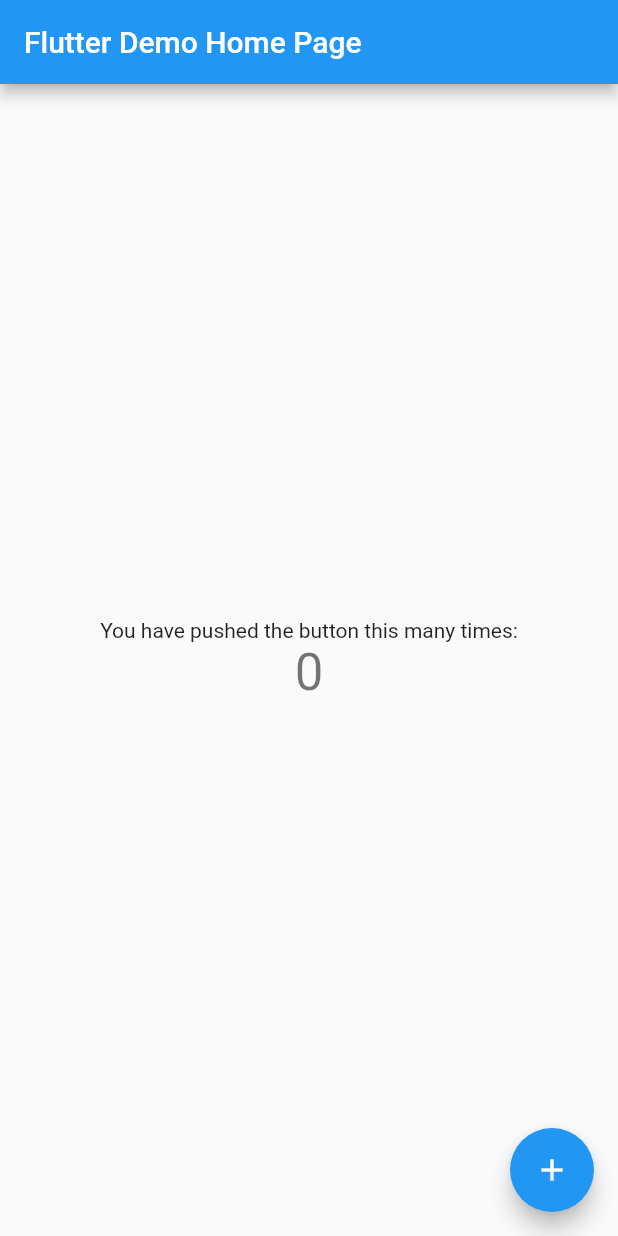
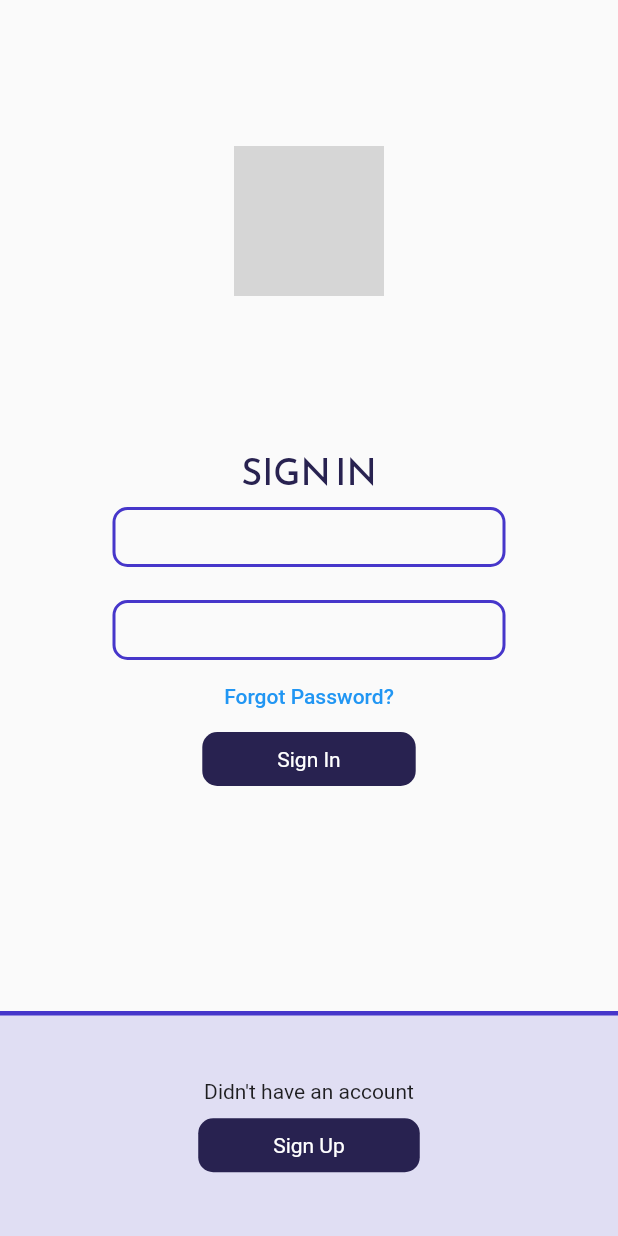
Before and after one commit to Addin15/padvisor, a Flutter app: the screen it shows after launch, on a phone screen of 412 x 824 dp. Run offline on Flutter 3.47's test engine with Material 2 defaults, Android fonts, the phone set to English and light mode, and no system bars; grey boxes are pictures that could not be loaded.

Commit message:
Sign In UI

```diff
--- a/lib/main.dart
+++ b/lib/main.dart
@@ -1,4 +1,5 @@
 import 'package:flutter/material.dart';
+import 'package:padvisor/pages/sign_in.dart';
 
 void main() {
   runApp(const MyApp());
@@ -11,105 +12,11 @@ class MyApp extends StatelessWidget {
   @override
   Widget build(BuildContext context) {
     return MaterialApp(
-      title: 'Flutter Demo',
+      title: 'PAdvisor',
       theme: ThemeData(
-        // This is the theme of your application.
-        //
-        // Try running your application with "flutter run". You'll see the
-        // application has a blue toolbar. Then, without quitting the app, try
-        // changing the primarySwatch below to Colors.green and then invoke
-        // "hot reload" (press "r" in the console where you ran "flutter run",
-        // or simply save your changes to "hot reload" in a Flutter IDE).
-        // Notice that the counter didn't reset back to zero; the application
-        // is not restarted.
         primarySwatch: Colors.blue,
       ),
-      home: const MyHomePage(title: 'Flutter Demo Home Page'),
+      home: const SignIn(),
     );
   }
 }
-
-class MyHomePage extends StatefulWidget {
-  const MyHomePage({Key? key, required this.title}) : super(key: key);
-
-  // This widget is the home page of your application. It is stateful, meaning
-  // that it has a State object (defined below) that contains fields that affect
-  // how it looks.
-
-  // This class is the configuration for the state. It holds the values (in this
-  // case the title) provided by the parent (in this case the App widget) and
-  // used by the build method of the State. Fields in a Widget subclass are
-  // always marked "final".
-
-  final String title;
-
-  @override
-  State<MyHomePage> createState() => _MyHomePageState();
-}
-
-class _MyHomePageState extends State<MyHomePage> {
-  int _counter = 0;
-
-  void _incrementCounter() {
-    setState(() {
-      // This call to setState tells the Flutter framework that something has
-      // changed in this State, which causes it to rerun the build method below
-      // so that the display can reflect the updated values. If we changed
-      // _counter without calling setState(), then the build method would not be
-      // called again, and so nothing would appear to happen.
-      _counter++;
-    });
-  }
-
-  @override
-  Widget build(BuildContext context) {
-    // This method is rerun every time setState is called, for instance as done
-    // by the _incrementCounter method above.
-    //
-    // The Flutter framework has been optimized to make rerunning build methods
-    // fast, so that you can just rebuild anything that needs updating rather
-    // than having to individually change instances of widgets.
-    return Scaffold(
-      appBar: AppBar(
-        // Here we take the value from the MyHomePage object that was created by
-        // the App.build method, and use it to set our appbar title.
-        title: Text(widget.title),
-      ),
-      body: Center(
-        // Center is a layout widget. It takes a single child and positions it
-        // in the middle of the parent.
-        child: Column(
-          // Column is also a layout widget. It takes a list of children and
-          // arranges them vertically. By default, it sizes itself to fit its
-          // children horizontally, and tries to be as tall as its parent.
-          //
-          // Invoke "debug painting" (press "p" in the console, choose the
-          // "Toggle Debug Paint" action from the Flutter Inspector in Android
-          // Studio, or the "Toggle Debug Paint" command in Visual Studio Code)
-          // to see the wireframe for each widget.
-          //
-          // Column has various properties to control how it sizes itself and
-          // how it positions its children. Here we use mainAxisAlignment to
-          // center the children vertically; the main axis here is the vertical
-          // axis because Columns are vertical (the cross axis would be
-          // horizontal).
-          mainAxisAlignment: MainAxisAlignment.center,
-          children: <Widget>[
-            const Text(
-              'You have pushed the button this many times:',
-            ),
-            Text(
-              '$_counter',
-              style: Theme.of(context).textTheme.headline4,
-            ),
-          ],
-        ),
-      ),
-      floatingActionButton: FloatingActionButton(
-        onPressed: _incrementCounter,
-        tooltip: 'Increment',
-        child: const Icon(Icons.add),
-      ), // This trailing comma makes auto-formatting nicer for build methods.
-    );
-  }
-}
--- a/lib/pages/sign_in.dart
+++ b/lib/pages/sign_in.dart
@@ -0,0 +1,130 @@
+import 'package:flutter/material.dart';
+
+import '../shared/color_constant.dart';
+import '../shared/constant_styles.dart';
+
+class SignIn extends StatefulWidget {
+  const SignIn({Key? key}) : super(key: key);
+
+  @override
+  _SignInState createState() => _SignInState();
+}
+
+class _SignInState extends State<SignIn> {
+  @override
+  Widget build(BuildContext context) {
+    return Scaffold(
+      body: SizedBox(
+        height: MediaQuery.of(context).size.height,
+        child: SingleChildScrollView(
+          reverse: true,
+          child: Column(
+            children: [
+              Container(
+                padding: const EdgeInsets.symmetric(horizontal: 75),
+                child: Column(
+                  children: [
+                    const SizedBox(
+                      height: 50.0,
+                    ),
+                    Image.asset(
+                      'assets/logo/logo.png',
+                      width: 100,
+                      height: 100,
+                    ),
+                    const SizedBox(
+                      height: 100.0,
+                    ),
+                    const Text('SIGN IN',
+                        textAlign: TextAlign.center,
+                        style: TextStyle(
+                            color: AppColor.tertiaryColor,
+                            fontSize: 24.0,
+                            fontFamily: "Reem Kufi")),
+                    const SizedBox(
+                      height: 5.0,
+                    ),
+                    SizedBox(
+                      height: 40,
+                      child: TextFormField(
+                        decoration: InputDecoration(
+                          focusedBorder: WidgetStyleConstant.textFormField(),
+                          enabledBorder: WidgetStyleConstant.textFormField(),
+                        ),
+                      ),
+                    ),
+                    const SizedBox(height: 22),
+                    SizedBox(
+                      height: 40,
+                      child: TextFormField(
+                        decoration: InputDecoration(
+                          focusedBorder: WidgetStyleConstant.textFormField(),
+                          enabledBorder: WidgetStyleConstant.textFormField(),
+                        ),
+                      ),
+                    ),
+                    TextButton(
+                      onPressed: () {},
+                      child: const Text('Forgot Password?'),
+                    ),
+                    InkWell(
+                      onTap: () {},
+                      child: Container(
+                        padding: const EdgeInsets.symmetric(
+                            vertical: 10, horizontal: 50),
+                        decoration: BoxDecoration(
+                          color: AppColor.tertiaryColor,
+                          borderRadius: BorderRadius.circular(10),
+                        ),
+                        child: const Text(
+                          'Sign In',
+                          style: TextStyle(color: Colors.white),
+                        ),
+                      ),
+                    ),
+                    const SizedBox(height: 150),
+                  ],
+                ),
+              ),
+              Container(
+                height: 150,
+                width: double.infinity,
+                decoration: BoxDecoration(
+                  border: const Border(
+                    top: BorderSide(
+                      color: AppColor.primaryColor,
+                      width: 3,
+                    ),
+                  ),
+                  color: AppColor.primaryColor.withAlpha(37),
+                ),
+                child: Column(
+                  mainAxisAlignment: MainAxisAlignment.center,
+                  children: [
+                    const Text('Didn\'t have an account'),
+                    const SizedBox(height: 10),
+                    InkWell(
+                      onTap: () {},
+                      child: Container(
+                        padding: const EdgeInsets.symmetric(
+                            vertical: 10, horizontal: 50),
+                        decoration: BoxDecoration(
+                          color: AppColor.tertiaryColor,
+                          borderRadius: BorderRadius.circular(10),
+                        ),
+                        child: const Text(
+                          'Sign Up',
+                          style: TextStyle(color: Colors.white),
+                        ),
+                      ),
+                    ),
+                  ],
+                ),
+              ),
+            ],
+          ),
+        ),
+      ),
+    );
+  }
+}
--- a/lib/shared/color_constant.dart
+++ b/lib/shared/color_constant.dart
@@ -1,8 +1,8 @@
 import 'package:flutter/material.dart';
 
 class AppColor {
-  static const Color primaryColor = Color(0xFF08B2E3);
-  static const Color secondaryColor = Color(0xFF020887);
-  static const Color tertiaryColor = Color(0xFF041B15);
-  static const Color lavenderGray = Color(0xFFCFCCD6);
+  static const Color primaryColor = Color(0xFF4636CA);
+  static const Color secondaryColor = Color(0xFF010101);
+  static const Color tertiaryColor = Color(0xFF282250);
+  static const Color lavenderGray = Color(0xFF141228);
 }
--- /dev/null
+++ b/lib/shared/constant_styles.dart
@@ -0,0 +1,14 @@
+import 'package:flutter/material.dart';
+
+import 'color_constant.dart';
+
+class WidgetStyleConstant {
+  static textFormField() => OutlineInputBorder(
+        borderRadius: BorderRadius.circular(10),
+        borderSide: const BorderSide(
+          color: AppColor.primaryColor,
+          width: 2,
+          style: BorderStyle.solid,
+        ),
+      );
+}
```
Also changed, not shown: pubspec.yaml (+11 -15 lines), assets/fonts/ReemKufi-Bold.ttf (added), assets/fonts/ReemKufi-Medium.ttf (added), assets/fonts/ReemKufi-Regular.ttf (added), assets/fonts/ReemKufi-SemiBold.ttf (added), assets/fonts/ReemKufi-VariableFont_wght.ttf (added), assets/logo/logo.png (added), assets/logo/logo_white.png (added), pubspec.lock.
